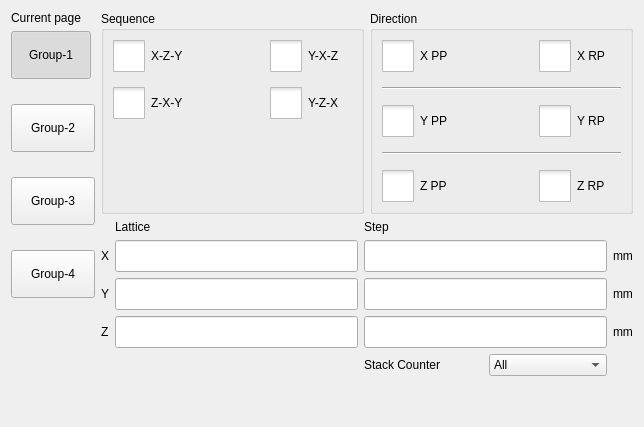
Before: the Qt Designer form hcsettings/ichcstackedsettingsframe.ui in dongdong-2009/3-5AxisRobot, drawn with Qt 5.
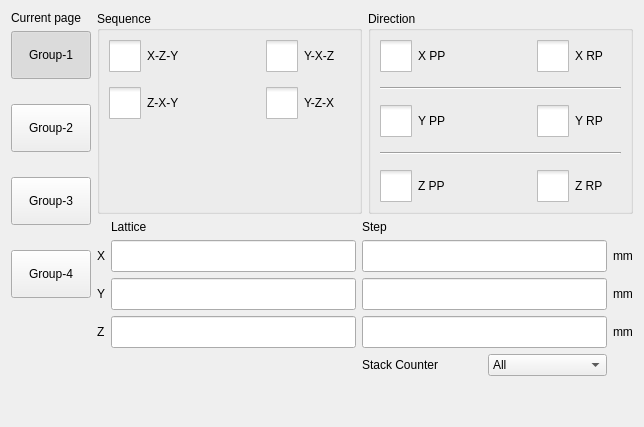
After: the same form once the commit is applied. Icons and pictures are not drawn. Custom widgets are drawn as their Qt base class.

Diff of the .ui file:
```diff
--- a/hcsettings/ichcstackedsettingsframe.ui
+++ b/hcsettings/ichcstackedsettingsframe.ui
@@ -78,13 +78,13 @@
          </property>
          <property name="minimumSize">
           <size>
-           <width>84</width>
+           <width>80</width>
            <height>48</height>
           </size>
          </property>
          <property name="maximumSize">
           <size>
-           <width>84</width>
+           <width>80</width>
            <height>48</height>
           </size>
          </property>
@@ -109,13 +109,13 @@
          </property>
          <property name="minimumSize">
           <size>
-           <width>84</width>
+           <width>80</width>
            <height>48</height>
           </size>
          </property>
          <property name="maximumSize">
           <size>
-           <width>84</width>
+           <width>80</width>
            <height>48</height>
           </size>
          </property>
@@ -140,13 +140,13 @@
          </property>
          <property name="minimumSize">
           <size>
-           <width>84</width>
+           <width>80</width>
            <height>48</height>
           </size>
          </property>
          <property name="maximumSize">
           <size>
-           <width>84</width>
+           <width>80</width>
            <height>48</height>
           </size>
          </property>
@@ -763,6 +763,11 @@
    <extends>QLineEdit</extends>
    <header>iclineeditwithvirtualnumerickeypad.h</header>
   </customwidget>
+  <customwidget>
+   <class>ICComboBox</class>
+   <extends>QComboBox</extends>
+   <header>iccombobox.h</header>
+  </customwidget>
  </customwidgets>
  <resources/>
  <connections/>
```
Left out of the diff: 2 changed lines with no effect on the pictures.
